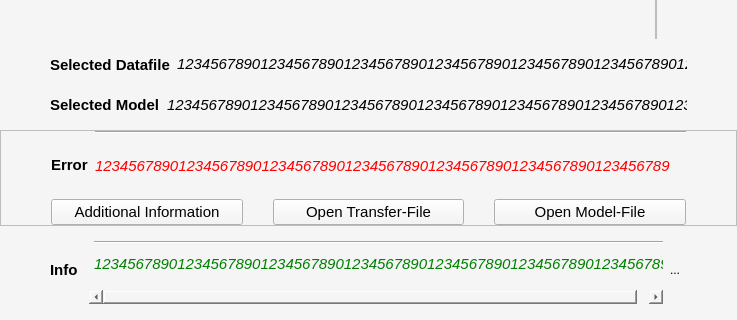
MoreIceFitzGerry/iligui, file window_main.ui: the form before one commit; both pictures show x 0 to 737 and y 164 to 484 of the 737 by 484 pixel window.
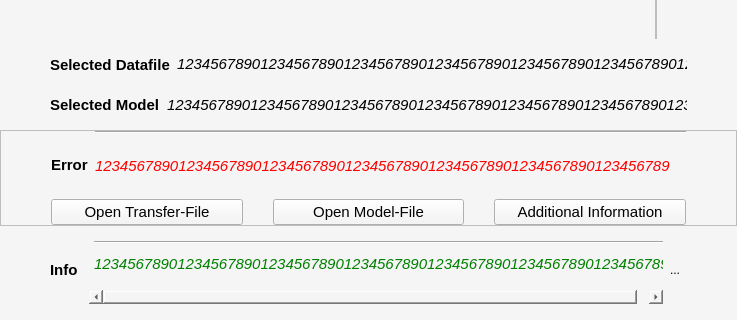
The form after the commit. Icons and pictures are not drawn.

The edit to the form file:
```diff
--- a/window_main.ui
+++ b/window_main.ui
@@ -1015,6 +1015,44 @@
           <property name="bottomMargin">
            <number>0</number>
           </property>
+          <item>
+           <widget class="QPushButton" name="openfileButton">
+            <property name="font">
+             <font>
+              <pointsize>11</pointsize>
+             </font>
+            </property>
+            <property name="mouseTracking">
+             <bool>true</bool>
+            </property>
+            <property name="text">
+             <string>Open Transfer-File</string>
+            </property>
+            <property name="icon">
+             <iconset>
+              <normaloff>icons/edit.svg</normaloff>icons/edit.svg</iconset>
+            </property>
+            <property name="flat">
+             <bool>false</bool>
+            </property>
+           </widget>
+          </item>
+          <item>
+           <widget class="QPushButton" name="openmodelButton">
+            <property name="font">
+             <font>
+              <pointsize>11</pointsize>
+             </font>
+            </property>
+            <property name="text">
+             <string>Open Model-File</string>
+            </property>
+            <property name="icon">
+             <iconset>
+              <normaloff>icons/edit.svg</normaloff>icons/edit.svg</iconset>
+            </property>
+           </widget>
+          </item>
           <item>
            <widget class="QPushButton" name="addinfoButton">
             <property name="font">
@@ -1046,44 +1084,6 @@
             </property>
            </widget>
           </item>
-          <item>
-           <widget class="QPushButton" name="openfileButton">
-            <property name="font">
-             <font>
-              <pointsize>11</pointsize>
-             </font>
-            </property>
-            <property name="mouseTracking">
-             <bool>true</bool>
-            </property>
-            <property name="text">
-             <string>Open Transfer-File</string>
-            </property>
-            <property name="icon">
-             <iconset>
-              <normaloff>icons/edit.svg</normaloff>icons/edit.svg</iconset>
-            </property>
-            <property name="flat">
-             <bool>false</bool>
-            </property>
-           </widget>
-          </item>
-          <item>
-           <widget class="QPushButton" name="openmodelButton">
-            <property name="font">
-             <font>
-              <pointsize>11</pointsize>
-             </font>
-            </property>
-            <property name="text">
-             <string>Open Model-File</string>
-            </property>
-            <property name="icon">
-             <iconset>
-              <normaloff>icons/edit.svg</normaloff>icons/edit.svg</iconset>
-            </property>
-           </widget>
-          </item>
          </layout>
         </widget>
        </item>
```
